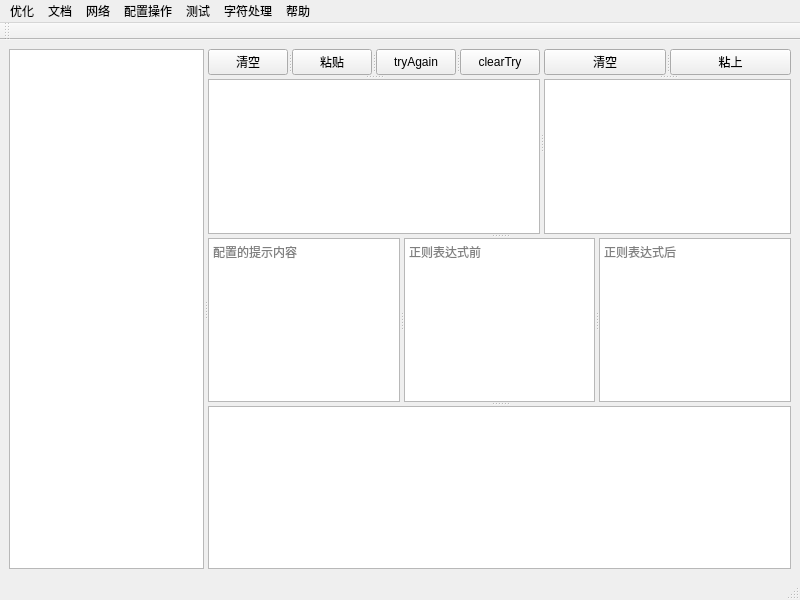
Qt form codesets/mainwindow.ui (weilaidb/codetools) before a commit.
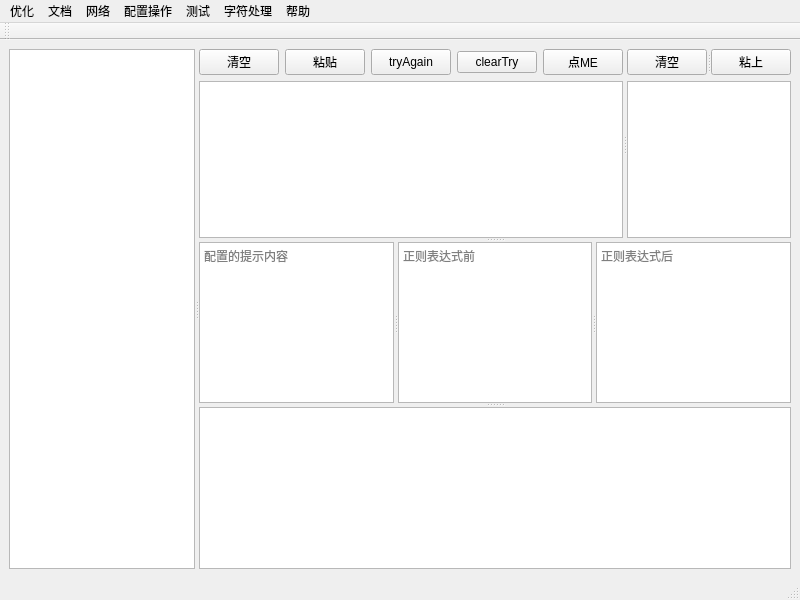
The same form after that commit. Icons and pictures are not drawn.

Commit message: 添加按钮快捷菜单

```diff
--- a/codesets/mainwindow.ui
+++ b/codesets/mainwindow.ui
@@ -20,7 +20,7 @@
   <widget class="QWidget" name="centralwidget">
    <layout class="QGridLayout" name="gridLayout">
     <item row="0" column="0">
-     <widget class="QSplitter" name="splitter_10">
+     <widget class="QSplitter" name="splitter_5">
       <property name="orientation">
        <enum>Qt::Horizontal</enum>
       </property>
@@ -35,14 +35,6 @@
         <number>10</number>
        </property>
       </widget>
-      <widget class="QSplitter" name="splitter_5">
-       <property name="orientation">
-        <enum>Qt::Vertical</enum>
-       </property>
-       <widget class="QSplitter" name="splitter_9">
-        <property name="orientation">
-         <enum>Qt::Horizontal</enum>
-        </property>
         <widget class="QSplitter" name="splitter_3">
          <property name="orientation">
           <enum>Qt::Vertical</enum>
@@ -51,14 +43,11 @@
           <property name="orientation">
            <enum>Qt::Horizontal</enum>
           </property>
-          <widget class="QSplitter" name="splitter_7">
-           <property name="orientation">
-            <enum>Qt::Horizontal</enum>
-           </property>
-           <widget class="QSplitter" name="splitter_8">
-            <property name="orientation">
-             <enum>Qt::Horizontal</enum>
-            </property>
+        <widget class="QWidget" name="">
+         <layout class="QVBoxLayout" name="verticalLayout">
+          <item>
+           <layout class="QHBoxLayout" name="horizontalLayout">
+            <item>
             <widget class="QPushButton" name="pushButton_left_clear">
              <property name="maximumSize">
               <size>
@@ -70,6 +59,8 @@
               <string>清空</string>
              </property>
             </widget>
+            </item>
+            <item>
             <widget class="QPushButton" name="pushButton_left_paste">
              <property name="maximumSize">
               <size>
@@ -81,6 +72,8 @@
               <string>粘贴</string>
              </property>
             </widget>
+            </item>
+            <item>
             <widget class="QPushButton" name="pushButton_tryagain">
              <property name="maximumSize">
               <size>
@@ -92,14 +85,24 @@
               <string>tryAgain</string>
              </property>
             </widget>
+            </item>
+            <item>
             <widget class="QPushButton" name="pushButton_clearTryAgainExt">
              <property name="text">
               <string>clearTry</string>
              </property>
             </widget>
-           </widget>
-          </widget>
-         </widget>
+            </item>
+            <item>
+             <widget class="QPushButton" name="pushButton_PopMenuClickMe">
+              <property name="text">
+               <string>点ME</string>
+              </property>
+             </widget>
+            </item>
+           </layout>
+          </item>
+          <item>
          <widget class="QTextEdit" name="textEdit">
           <property name="html">
            <string>&lt;!DOCTYPE HTML PUBLIC &quot;-//W3C//DTD HTML 4.0//EN&quot; &quot;http://www.w3.org/TR/REC-html40/strict.dtd&quot;&gt;
@@ -112,11 +115,12 @@
            <bool>false</bool>
           </property>
          </widget>
+          </item>
+         </layout>
         </widget>
-        <widget class="QSplitter" name="splitter_6">
-         <property name="orientation">
-          <enum>Qt::Vertical</enum>
-         </property>
+        <widget class="QWidget" name="">
+         <layout class="QVBoxLayout" name="verticalLayout_2">
+          <item>
          <widget class="QSplitter" name="splitter_4">
           <property name="orientation">
            <enum>Qt::Horizontal</enum>
@@ -144,7 +148,11 @@
            </property>
           </widget>
          </widget>
+          </item>
+          <item>
          <widget class="QTextBrowser" name="textBrowser"/>
+          </item>
+         </layout>
         </widget>
        </widget>
        <widget class="QSplitter" name="splitter_2">
```
Lines whose indentation alone changed are shown as unchanged. The commit also changes 4 other files.
